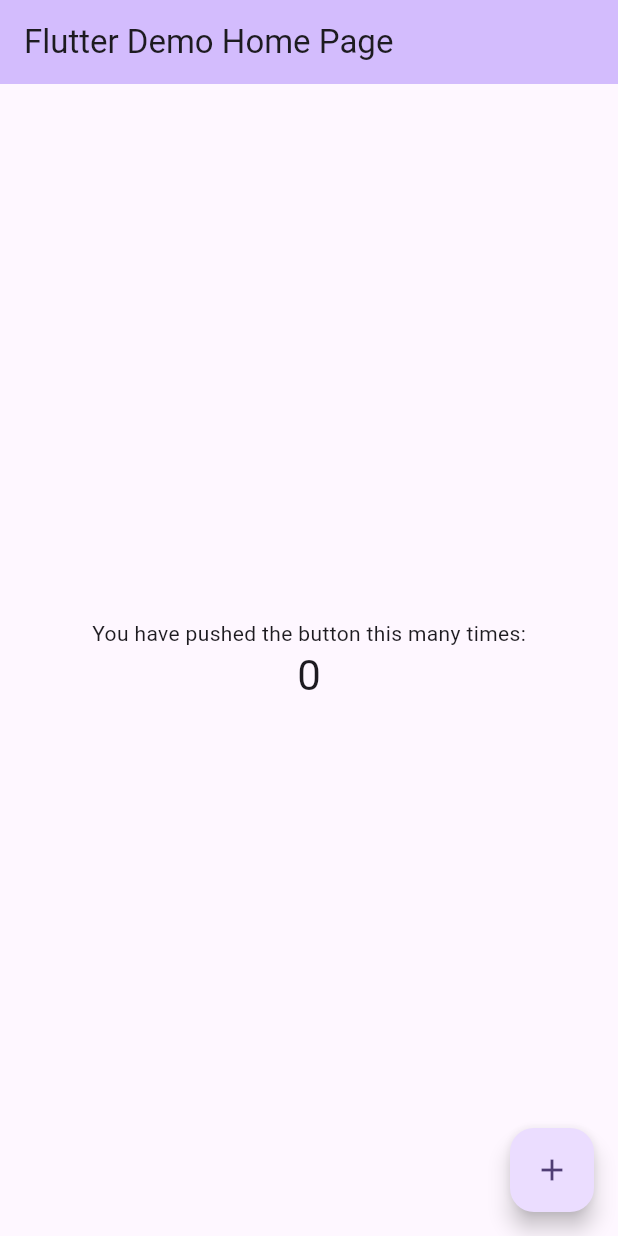
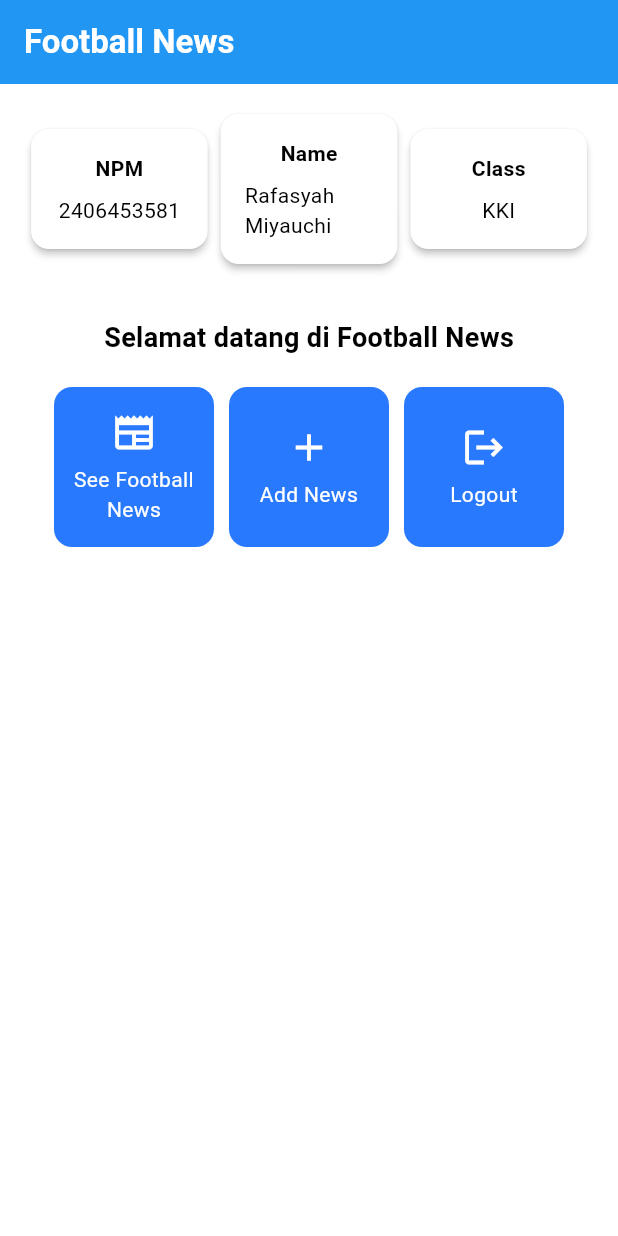
Before and after one commit to kerangleeya/football-news-mobile, a Flutter app: the screen it shows after launch, on a phone screen of 412 x 824 dp. Run offline on Flutter 3.47's test engine with Material 3 defaults, Android fonts, the phone set to English and light mode, and no system bars.

Commit message:
Finishing Tutorial 6

```diff
--- a/lib/main.dart
+++ b/lib/main.dart
@@ -1,4 +1,5 @@
 import 'package:flutter/material.dart';
+import 'package:football_news/menu.dart';
 
 void main() {
   runApp(const MyApp());
@@ -7,116 +8,16 @@ void main() {
 class MyApp extends StatelessWidget {
   const MyApp({super.key});
 
-  // This widget is the root of your application.
   @override
   Widget build(BuildContext context) {
     return MaterialApp(
       title: 'Flutter Demo',
       theme: ThemeData(
-        // This is the theme of your application.
-        //
-        // TRY THIS: Try running your application with "flutter run". You'll see
-        // the application has a purple toolbar. Then, without quitting the app,
-        // try changing the seedColor in the colorScheme below to Colors.green
-        // and then invoke "hot reload" (save your changes or press the "hot
-        // reload" button in a Flutter-supported IDE, or press "r" if you used
-        // the command line to start the app).
-        //
-        // Notice that the counter didn't reset back to zero; the application
-        // state is not lost during the reload. To reset the state, use hot
-        // restart instead.
-        //
-        // This works for code too, not just values: Most code changes can be
-        // tested with just a hot reload.
-        colorScheme: ColorScheme.fromSeed(seedColor: Colors.deepPurple),
+        colorScheme: ColorScheme.fromSwatch(primarySwatch: Colors.blue)
+            .copyWith(secondary: Colors.blueAccent[400]),
+        useMaterial3: true,
       ),
-      home: const MyHomePage(title: 'Flutter Demo Home Page'),
+      home: MyHomePage(),
     );
   }
 }
-
-class MyHomePage extends StatefulWidget {
-  const MyHomePage({super.key, required this.title});
-
-  // This widget is the home page of your application. It is stateful, meaning
-  // that it has a State object (defined below) that contains fields that affect
-  // how it looks.
-
-  // This class is the configuration for the state. It holds the values (in this
-  // case the title) provided by the parent (in this case the App widget) and
-  // used by the build method of the State. Fields in a Widget subclass are
-  // always marked "final".
-
-  final String title;
-
-  @override
-  State<MyHomePage> createState() => _MyHomePageState();
-}
-
-class _MyHomePageState extends State<MyHomePage> {
-  int _counter = 0;
-
-  void _incrementCounter() {
-    setState(() {
-      // This call to setState tells the Flutter framework that something has
-      // changed in this State, which causes it to rerun the build method below
-      // so that the display can reflect the updated values. If we changed
-      // _counter without calling setState(), then the build method would not be
-      // called again, and so nothing would appear to happen.
-      _counter++;
-    });
-  }
-
-  @override
-  Widget build(BuildContext context) {
-    // This method is rerun every time setState is called, for instance as done
-    // by the _incrementCounter method above.
-    //
-    // The Flutter framework has been optimized to make rerunning build methods
-    // fast, so that you can just rebuild anything that needs updating rather
-    // than having to individually change instances of widgets.
-    return Scaffold(
-      appBar: AppBar(
-        // TRY THIS: Try changing the color here to a specific color (to
-        // Colors.amber, perhaps?) and trigger a hot reload to see the AppBar
-        // change color while the other colors stay the same.
-        backgroundColor: Theme.of(context).colorScheme.inversePrimary,
-        // Here we take the value from the MyHomePage object that was created by
-        // the App.build method, and use it to set our appbar title.
-        title: Text(widget.title),
-      ),
-      body: Center(
-        // Center is a layout widget. It takes a single child and positions it
-        // in the middle of the parent.
-        child: Column(
-          // Column is also a layout widget. It takes a list of children and
-          // arranges them vertically. By default, it sizes itself to fit its
-          // children horizontally, and tries to be as tall as its parent.
-          //
-          // Column has various properties to control how it sizes itself and
-          // how it positions its children. Here we use mainAxisAlignment to
-          // center the children vertically; the main axis here is the vertical
-          // axis because Columns are vertical (the cross axis would be
-          // horizontal).
-          //
-          // TRY THIS: Invoke "debug painting" (choose the "Toggle Debug Paint"
-          // action in the IDE, or press "p" in the console), to see the
-          // wireframe for each widget.
-          mainAxisAlignment: MainAxisAlignment.center,
-          children: <Widget>[
-            const Text('You have pushed the button this many times:'),
-            Text(
-              '$_counter',
-              style: Theme.of(context).textTheme.headlineMedium,
-            ),
-          ],
-        ),
-      ),
-      floatingActionButton: FloatingActionButton(
-        onPressed: _incrementCounter,
-        tooltip: 'Increment',
-        child: const Icon(Icons.add),
-      ), // This trailing comma makes auto-formatting nicer for build methods.
-    );
-  }
-}
--- /dev/null
+++ b/lib/menu.dart
@@ -0,0 +1,176 @@
+import 'package:flutter/material.dart';
+
+class MyHomePage extends StatelessWidget {
+  MyHomePage({super.key}); //sudah ada pada code sebelumnya
+  final String nama = "Rafasyah Miyauchi"; // Name
+  final String npm = "2406453581"; // NPM
+  final String kelas = "KKI"; // Class
+
+  final List<ItemHomepage> items = [
+    ItemHomepage("See Football News", Icons.newspaper),
+    ItemHomepage("Add News", Icons.add),
+    ItemHomepage("Logout", Icons.logout),
+  ];
+
+  @override
+  Widget build(BuildContext context) {
+    // Scaffold menyediakan struktur dasar halaman dengan AppBar dan body.
+    return Scaffold(
+      // AppBar adalah bagian atas halaman yang menampilkan judul.
+      appBar: AppBar(
+        // Judul aplikasi "Football News" dengan teks putih dan tebal.
+        title: const Text(
+          'Football News',
+          style: TextStyle(
+            color: Colors.white,
+            fontWeight: FontWeight.bold,
+          ),
+        ),
+        // Warna Latar belakang AppBar diambil dari skema warna tema aplikasi.
+        backgroundColor: Theme.of(context).colorScheme.primary,
+      ),
+      // Body halaman dengan padding di sekelilingnya.
+      body: Padding(
+        padding: const EdgeInsets.all(16.0),
+        // Menyusun widget secara vertikal dalam sebuah kolom.
+        child: Column(
+          crossAxisAlignment: CrossAxisAlignment.center,
+          children: [
+            // Row untuk menampilkan 3 InfoCard secara horizontal.
+            Row(
+              mainAxisAlignment: MainAxisAlignment.spaceEvenly,
+              children: [
+                InfoCard(title: 'NPM', content: npm),
+                InfoCard(title: 'Name', content: nama),
+                InfoCard(title: 'Class', content: kelas),
+              ],
+            ),
+            // Memberikan jarak vertikal 16 unit.
+            const SizedBox(height: 16.0),
+            // Menempatkan widget berikutnya di tengah halaman.
+            Center(
+              child: Column(
+                // Menyusun teks dan grid item secara vertikal.
+                children: [
+                  // Menampilkan teks sambutan dengan gaya tebal dan ukuran 18.
+                  const Padding(
+                    padding: EdgeInsets.only(top: 16.0),
+                    child: Text(
+                      'Selamat datang di Football News',
+                      style: TextStyle(
+                        fontWeight: FontWeight.bold,
+                        fontSize: 18.0,
+                      ),
+                    ),
+                  ),
+                  // Grid untuk menampilkan ItemCard dalam bentuk grid 3 kolom.
+                  GridView.count(
+                    primary: true,
+                    padding: const EdgeInsets.all(20),
+                    crossAxisSpacing: 10,
+                    mainAxisSpacing: 10,
+                    crossAxisCount: 3,
+                    // Agar grid menyesuaikan tinggi kontennya.
+                    shrinkWrap: true,
+                    // Menampilkan ItemCard untuk setiap item dalam List items.
+                    children: items.map((ItemHomepage item) {
+                      return ItemCard(item);
+                    }).toList(),
+                  ),
+                ],
+              ),
+            ),
+          ],
+        ),
+      ),
+    );
+  }
+}
+
+// (... nya jangan di copy!)
+class InfoCard extends StatelessWidget {
+  // Kartu informasi yang menampilkan title dan content.
+  final String title; // Judul kartu.
+  final String content; // Isi kartu.
+  const InfoCard({super.key, required this.title, required this.content});
+
+  @override
+  Widget build(BuildContext context) {
+    return Card(
+      // Membuat kotak kartu dengan bayangan dibawahnya.
+      elevation: 2.0,
+      child: Container(
+        // Mengatur ukuran dan jarak di dalam kartu.
+        width: MediaQuery.of(context).size.width / 3.5, // menyesuaikan dengan
+        // Lebar device yang digunakan.
+        padding: const EdgeInsets.all(16.0),
+        // Menyusun title dan content secara vertikal.
+        child: Column(
+          children: [
+            Text(
+              title,
+              style: const TextStyle(fontWeight: FontWeight.bold),
+            ),
+            const SizedBox(height: 8.0),
+            Text(content),
+          ],
+        ),
+      ),
+    );
+  }
+}
+
+class ItemHomepage {
+  final String name;
+  final IconData icon;
+  ItemHomepage(this.name, this.icon);
+}
+
+class ItemCard extends StatelessWidget {
+  // Menampilkan kartu dengan ikon dan nama.
+  final ItemHomepage item;
+  const ItemCard(this.item, {super.key});
+
+  @override
+  Widget build(BuildContext context) {
+    return Material(
+      // Menentukan warna Latar belakang dari tema aplikasi.
+      color: Theme.of(context).colorScheme.secondary,
+      // Membuat sudut kartu melengkung.
+      borderRadius: BorderRadius.circular(12),
+      child: InkWell(
+        // Aksi ketika kartu ditekan.
+        onTap: () {
+          // Menampilkan pesan SnackBar saat kartu ditekan.
+          ScaffoldMessenger.of(context)
+            ..hideCurrentSnackBar()
+            ..showSnackBar(
+                SnackBar(content: Text("Kamu telah menekan tombol ${item.name}!")));
+        },
+        // Container untuk menyimpan Icon dan Text
+        child: Container(
+          padding: const EdgeInsets.all(8),
+          child: Center(
+            child: Column(
+              // Menyusun ikon dan teks di tengah kartu.
+              mainAxisAlignment: MainAxisAlignment.center,
+              children: [
+                Icon(
+                  item.icon,
+                  color: Colors.white,
+                  size: 30.0,
+                ),
+                const Padding(padding: EdgeInsets.all(3)),
+                Text(
+                  item.name,
+                  textAlign: TextAlign.center,
+                  style: const TextStyle(color: Colors.white),
+                ),
+              ],
+            ),
+          ),
+        ),
+      ),
+    );
+  }
+}
```
